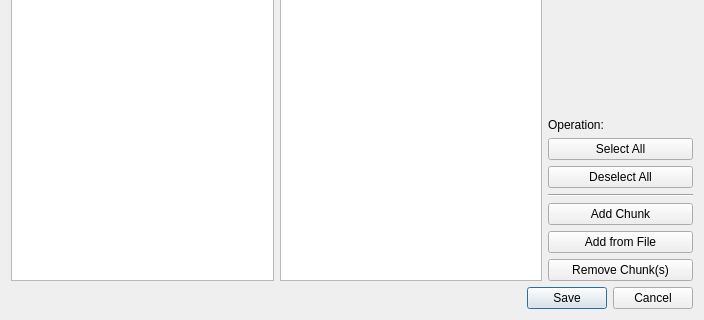
Above: Dialog/ChunkEditorDialog.ui from wario-land/WL4Editor before the change; both pictures show x 0 to 704 and y 230 to 550 of the 704 by 550 pixel window. Below: the same form after it.
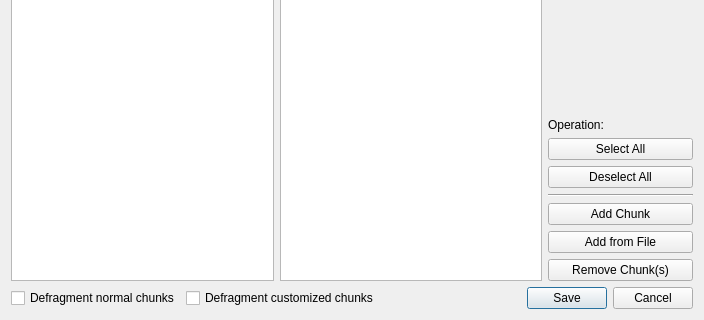
That is the form after the change.

Commit message: add defragment options in UI

Diff of the .ui file:
```diff
--- a/Dialog/ChunkEditorDialog.ui
+++ b/Dialog/ChunkEditorDialog.ui
@@ -136,6 +136,28 @@
     </layout>
    </item>
    <item>
+    <layout class="QHBoxLayout" name="horizontalLayout_3">
+     <property name="leftMargin">
+      <number>0</number>
+     </property>
+     <property name="topMargin">
+      <number>0</number>
+     </property>
+     <item>
+      <widget class="QCheckBox" name="checkBox_DefragNormalChunks">
+       <property name="text">
+        <string>Defragment normal chunks</string>
+       </property>
+      </widget>
+     </item>
+     <item>
+      <widget class="QCheckBox" name="checkBox_DefragCustomChunks">
+       <property name="text">
+        <string>Defragment customized chunks</string>
+       </property>
+      </widget>
+     </item>
+     <item>
     <widget class="QDialogButtonBox" name="buttonBox">
      <property name="orientation">
       <enum>Qt::Horizontal</enum>
@@ -147,6 +169,8 @@
       <bool>false</bool>
      </property>
     </widget>
+     </item>
+    </layout>
    </item>
   </layout>
  </widget>
```
Lines whose indentation alone changed are shown as unchanged.
